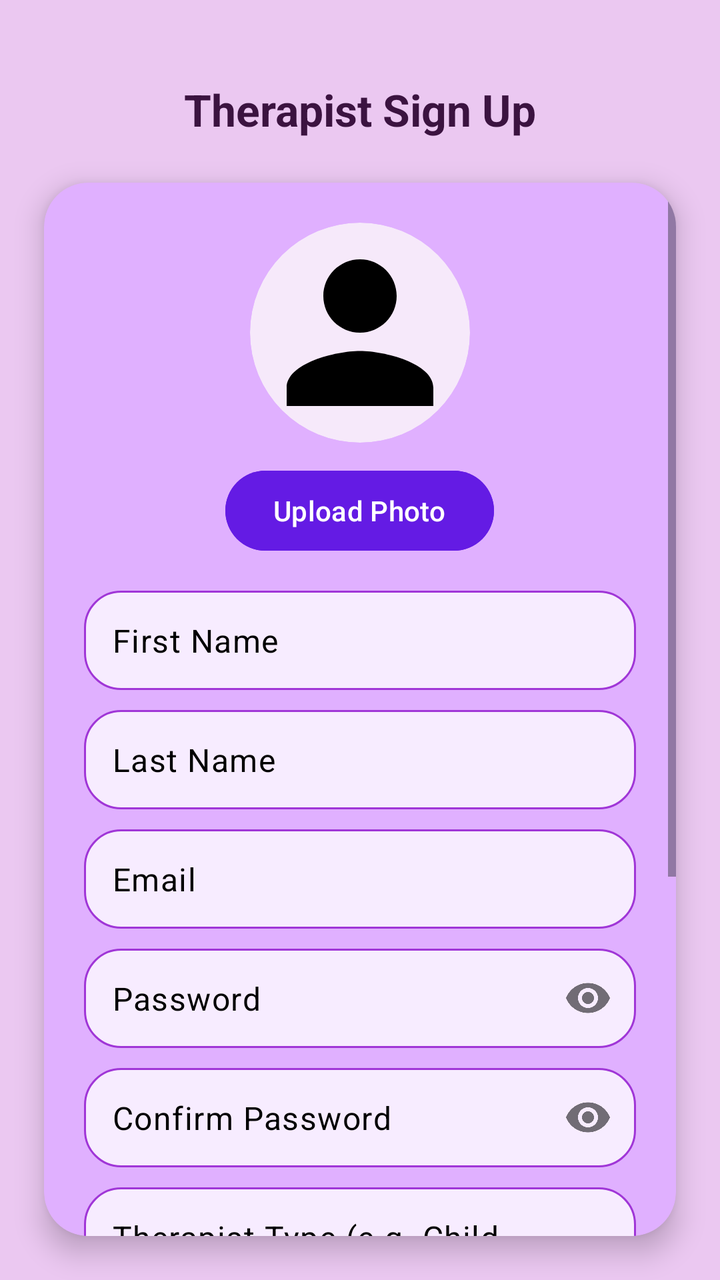
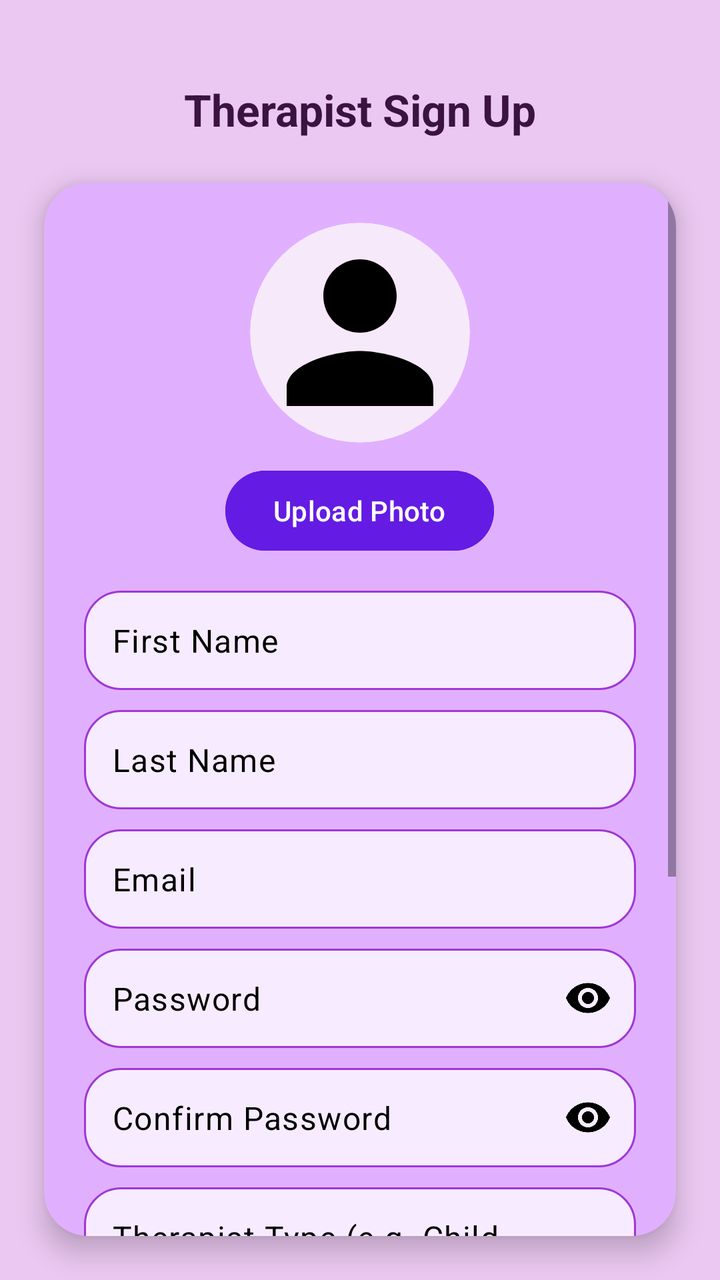

Screens rendered from an Android XML layout before and after an edit, with the pre-edit source and the edit as a unified diff.
<!-- AndroidManifest.xml: application theme Theme.Therassistant2 -->
<!-- res/layout/activity_therapist_signup.xml -->
<?xml version="1.0" encoding="utf-8"?>
<androidx.constraintlayout.widget.ConstraintLayout xmlns:android="http://schemas.android.com/apk/res/android"
    xmlns:app="http://schemas.android.com/apk/res-auto"
    xmlns:tools="http://schemas.android.com/tools"
    android:layout_width="match_parent"
    android:layout_height="match_parent"
    android:background="#EBC8F1"
    tools:context=".TherapistSignup">

    <TextView
        android:id="@+id/titleTherapistSignup"
        android:layout_width="wrap_content"
        android:layout_height="wrap_content"
        android:text="Therapist Sign Up"
        android:textSize="22sp"
        android:textStyle="bold"
        android:textColor="#3B1340"
        android:layout_marginTop="40dp"
        app:layout_constraintTop_toTopOf="parent"
        app:layout_constraintStart_toStartOf="parent"
        app:layout_constraintEnd_toEndOf="parent" />



    <androidx.cardview.widget.CardView
        android:id="@+id/therapistSignupCard"
        android:layout_width="0dp"
        android:layout_height="0dp"
        android:layout_margin="22dp"
        app:cardCornerRadius="22dp"
        app:cardElevation="8dp"
        app:cardBackgroundColor="#E0B0FF"
        app:layout_constraintTop_toBottomOf="@id/titleTherapistSignup"
        app:layout_constraintBottom_toBottomOf="parent"
        app:layout_constraintStart_toStartOf="parent"
        app:layout_constraintEnd_toEndOf="parent">

        <ScrollView
            android:layout_width="match_parent"
            android:layout_height="match_parent"
            android:fillViewport="true">

            <LinearLayout
                android:layout_width="match_parent"
                android:layout_height="wrap_content"
                android:orientation="vertical"
                android:padding="20dp">

                
                <LinearLayout
                    android:layout_width="match_parent"
                    android:layout_height="wrap_content"
                    android:orientation="vertical"
                    android:gravity="center"
                    android:layout_marginBottom="16dp">

                    <ImageView
                        android:id="@+id/imageProfile"
                        android:layout_width="110dp"
                        android:layout_height="110dp"
                        android:src="@drawable/baseline_account_circle_24"
                        android:scaleType="centerCrop"
                        android:background="@drawable/circular_background"
                        android:clipToOutline="true" />

                    <Button
                        android:id="@+id/buttonUploadPhoto"
                        android:layout_width="wrap_content"
                        android:layout_height="wrap_content"
                        android:text="Upload Photo"
                        android:textColor="#FFFFFF"
                        android:backgroundTint="#641BE4"
                        android:layout_marginTop="10dp"/>
                </LinearLayout>

                <com.google.android.material.textfield.TextInputLayout
                    android:layout_width="match_parent"
                    android:layout_height="wrap_content"
                    app:hintEnabled="false">

                    <com.google.android.material.textfield.TextInputEditText
                        android:id="@+id/editTextFirstName"
                        android:layout_width="match_parent"
                        android:layout_height="wrap_content"
                        android:hint="First Name"
                        android:textColorHint="@color/black"
                        android:padding="14dp"
                        android:background="@drawable/rounded_button"
                        android:textColor="@android:color/black" />
                </com.google.android.material.textfield.TextInputLayout>


                <com.google.android.material.textfield.TextInputLayout
                    android:layout_width="match_parent"
                    android:layout_height="wrap_content"
                    android:layout_marginTop="10dp"
                    app:hintEnabled="false">

                    <com.google.android.material.textfield.TextInputEditText
                        android:id="@+id/editTextLastName"
                        android:layout_width="match_parent"
                        android:layout_height="wrap_content"
                        android:hint="Last Name"
                        android:padding="14dp"
                        android:textColorHint="@color/black"
                        android:background="@drawable/rounded_button"
                        android:textColor="@android:color/black" />
                </com.google.android.material.textfield.TextInputLayout>


                <com.google.android.material.textfield.TextInputLayout
                    android:layout_width="match_parent"
                    android:layout_height="wrap_content"
                    android:layout_marginTop="10dp"
                    app:hintEnabled="false">

                    <com.google.android.material.textfield.TextInputEditText
                        android:id="@+id/editTextEmail"
                        android:layout_width="match_parent"
                        android:layout_height="wrap_content"
                        android:hint="Email"
                        android:inputType="textEmailAddress"
                        android:textColorHint="@color/black"
                        android:padding="14dp"
                        android:background="@drawable/rounded_button"
                        android:textColor="@android:color/black" />
                </com.google.android.material.textfield.TextInputLayout>


                <com.google.android.material.textfield.TextInputLayout
                    android:layout_width="match_parent"
                    android:layout_height="wrap_content"
                    android:layout_marginTop="10dp"
                    app:passwordToggleEnabled="true"
                    app:hintEnabled="false">

                    <com.google.android.material.textfield.TextInputEditText
                        android:id="@+id/editTextPassword"
                        android:layout_width="match_parent"
                        android:layout_height="wrap_content"
                        android:hint="Password"
                        android:textColorHint="@color/black"
                        android:inputType="textPassword"
                        android:padding="14dp"
                        android:background="@drawable/rounded_button"
                        android:textColor="@android:color/black" />
                </com.google.android.material.textfield.TextInputLayout>


                <com.google.android.material.textfield.TextInputLayout
                    android:layout_width="match_parent"
                    android:layout_height="wrap_content"
                    android:layout_marginTop="10dp"
                    app:passwordToggleEnabled="true"
                    app:hintEnabled="false">

                    <com.google.android.material.textfield.TextInputEditText
                        android:id="@+id/editTextConfirmPassword"
                        android:layout_width="match_parent"
                        android:layout_height="wrap_content"
                        android:hint="Confirm Password"
                        android:textColorHint="@color/black"
                        android:inputType="textPassword"
                        android:padding="14dp"
                        android:background="@drawable/rounded_button"
                        android:textColor="@android:color/black" />
                </com.google.android.material.textfield.TextInputLayout>


                <com.google.android.material.textfield.TextInputLayout
                    android:layout_width="match_parent"
                    android:layout_height="wrap_content"
                    android:layout_marginTop="10dp"
                    app:hintEnabled="false">

                    <com.google.android.material.textfield.TextInputEditText
                        android:id="@+id/editTextTherapistType"
                        android:layout_width="match_parent"
                        android:layout_height="wrap_content"
                        android:hint="Therapist Type (e.g. Child Therapist)"
                        android:textColorHint="@color/black"
                        android:padding="14dp"
                        android:background="@drawable/rounded_button"
                        android:textColor="@android:color/black" />
                </com.google.android.material.textfield.TextInputLayout>


                <com.google.android.material.textfield.TextInputLayout
                    android:layout_width="match_parent"
                    android:layout_height="wrap_content"
                    android:layout_marginTop="10dp"
                    app:hintEnabled="false">

                    <com.google.android.material.textfield.TextInputEditText
                        android:id="@+id/editTextAvailability"
                        android:layout_width="match_parent"
                        android:layout_height="wrap_content"
                        android:hint="Availability (e.g. Tue and Thu 1pm - 6pm)"
                        android:textColorHint="@color/black"
                        android:padding="14dp"
                        android:background="@drawable/rounded_button"
                        android:textColor="@android:color/black" />
                </com.google.android.material.textfield.TextInputLayout>


                <com.google.android.material.textfield.TextInputLayout
                    android:layout_width="match_parent"
                    android:layout_height="wrap_content"
                    android:layout_marginTop="10dp"
                    app:hintEnabled="false">

                    <com.google.android.material.textfield.TextInputEditText
                        android:id="@+id/editTextPhoneNumber"
                        android:layout_width="match_parent"
                        android:layout_height="wrap_content"
                        android:hint="Phone Number"
                        android:textColorHint="@color/black"
                        android:inputType="phone"
                        android:padding="14dp"
                        android:background="@drawable/rounded_button"
                        android:textColor="@android:color/black" />
                </com.google.android.material.textfield.TextInputLayout>


                <Button
                    android:id="@+id/buttonSignup"
                    android:layout_width="match_parent"
                    android:layout_height="52dp"
                    android:layout_marginTop="18dp"
                    android:text="Sign Up"
                    android:textStyle="bold"
                    android:textColor="#FFFFFF"
                    android:backgroundTint="#641BE4" />

            </LinearLayout>
        </ScrollView>

    </androidx.cardview.widget.CardView>

</androidx.constraintlayout.widget.ConstraintLayout>
<!-- resources referenced by this layout -->
<resources>
  <color name="black">#FF000000</color>
  <!-- drawable baseline_account_circle_24 (drawable) -->
  <?xml version="1.0" encoding="utf-8"?>
  <vector xmlns:android="http://schemas.android.com/apk/res/android"
      android:width="24dp"
      android:height="24dp"
      android:viewportWidth="24"
      android:viewportHeight="24">
      <path
          android:fillColor="#000000"
          android:pathData="M12,12c2.21,0 4,-1.79 4,-4s-1.79,-4 -4,-4 -4,1.79 -4,4 1.79,4 4,4zM12,14c-2.67,0 -8,1.34 -8,4v2h16v-2c0,-2.66 -5.33,-4 -8,-4z"/>
  </vector>
  <!-- drawable circular_background (drawable) -->
  <?xml version="1.0" encoding="utf-8"?>
  <shape xmlns:android="http://schemas.android.com/apk/res/android"
      android:shape="oval">
  
      <solid android:color="#F6E9FA"/>
  
  </shape>
  <!-- drawable rounded_button (drawable) -->
  <?xml version="1.0" encoding="utf-8"?>
  <shape xmlns:android="http://schemas.android.com/apk/res/android">
  
      <solid android:color="#F7ECFF" />
  
      <corners android:radius="18dp" />
  
      <stroke
          android:width="1dp"
          android:color="#A036D7" />
  
      <padding
          android:left="14dp"
          android:top="12dp"
          android:right="14dp"
          android:bottom="12dp" />
  
  </shape>
  <style name="Theme.Therassistant2" parent="Base.Theme.Therassistant2" />
  <style name="Base.Theme.Therassistant2" parent="Theme.Material3.DayNight.NoActionBar">
          
          
      </style>
</resources>

<!-- the commit's change to res/layout/activity_therapist_signup.xml (unified diff, before → after) -->
@@ -132,6 +132,7 @@
                     android:layout_height="wrap_content"
                     android:layout_marginTop="10dp"
                     app:passwordToggleEnabled="true"
+                    app:passwordToggleTint="@color/black"
                     app:hintEnabled="false">
 
                     <com.google.android.material.textfield.TextInputEditText
@@ -152,6 +153,7 @@
                     android:layout_height="wrap_content"
                     android:layout_marginTop="10dp"
                     app:passwordToggleEnabled="true"
+                    app:passwordToggleTint="@color/black"
                     app:hintEnabled="false">
 
                     <com.google.android.material.textfield.TextInputEditText
